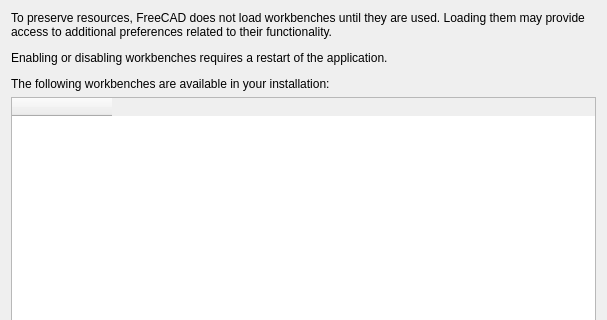
southseact-3d/fcd, file src/Gui/DlgSettingsLazyLoaded.ui: the form before one commit; both pictures show x 0 to 607 and y 0 to 320 of the 607 by 859 pixel window.
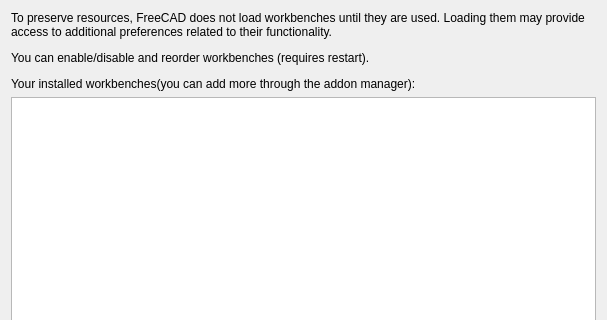
The form after the commit. Custom widgets are drawn as their Qt base class.

Commit message: Preferences: Workbench : Enable drag and drop. Replaces the QTable by a QListWidget.

The edit to the form file:
```diff
--- a/src/Gui/DlgSettingsLazyLoaded.ui
+++ b/src/Gui/DlgSettingsLazyLoaded.ui
@@ -29,34 +29,28 @@
       </size>
      </property>
      <property name="text">
-      <string>&lt;html&gt;&lt;head/&gt;&lt;body&gt;&lt;p&gt;To preserve resources, FreeCAD does not load workbenches until they are used. Loading them may provide access to additional preferences related to their functionality.&lt;/p&gt;&lt;p&gt;Enabling or disabling workbenches requires a restart of the application.&lt;/p&gt;&lt;p&gt;The following workbenches are available in your installation:&lt;/p&gt;&lt;/body&gt;&lt;/html&gt;</string>
+      <string>&lt;html&gt;&lt;head/&gt;&lt;body&gt;&lt;p&gt;To preserve resources, FreeCAD does not load workbenches until they are used. Loading them may provide access to additional preferences related to their functionality.&lt;/p&gt;&lt;p&gt;
+You can enable/disable and reorder workbenches (requires restart).&lt;/p&gt;&lt;p&gt;
+Your installed workbenches(you can add more through the addon manager):&lt;/p&gt;&lt;/body&gt;&lt;/html&gt;</string>
      </property>
      <property name="wordWrap">
       <bool>true</bool>
      </property>
     </widget>
    </item>
-  <item row="1" column="0">
-    <widget class="QTableWidget" name="workbenchTable">
-     <property name="showGrid">
-      <bool>false</bool>
-     </property>
-     <property name="sortingEnabled">
-      <bool>false</bool>
-     </property>
-     <attribute name="verticalHeaderVisible">
-      <bool>false</bool>
-     </attribute>
-     <column>
-      <property name="text">
-       <string/>
-      </property>
-     </column>
-    </widget>
+   <item row="1" column="0">
+    <widget class="QListWidgetDragBugFix" name="wbList"/>
    </item>
    </layout>
  </widget>
  <layoutdefault spacing="6" margin="11"/>
+ <customwidgets>
+  <customwidget>
+   <class>QListWidgetDragBugFix</class>
+   <extends>QListWidget</extends>
+   <header>QListWidgetDragBugFix.h</header>
+  </customwidget>
+ </customwidgets>
  <resources/>
  <connections/>
 </ui>
```
Left out of the diff: 2 changed lines with no effect on the pictures. The commit also changes 5 other files.
